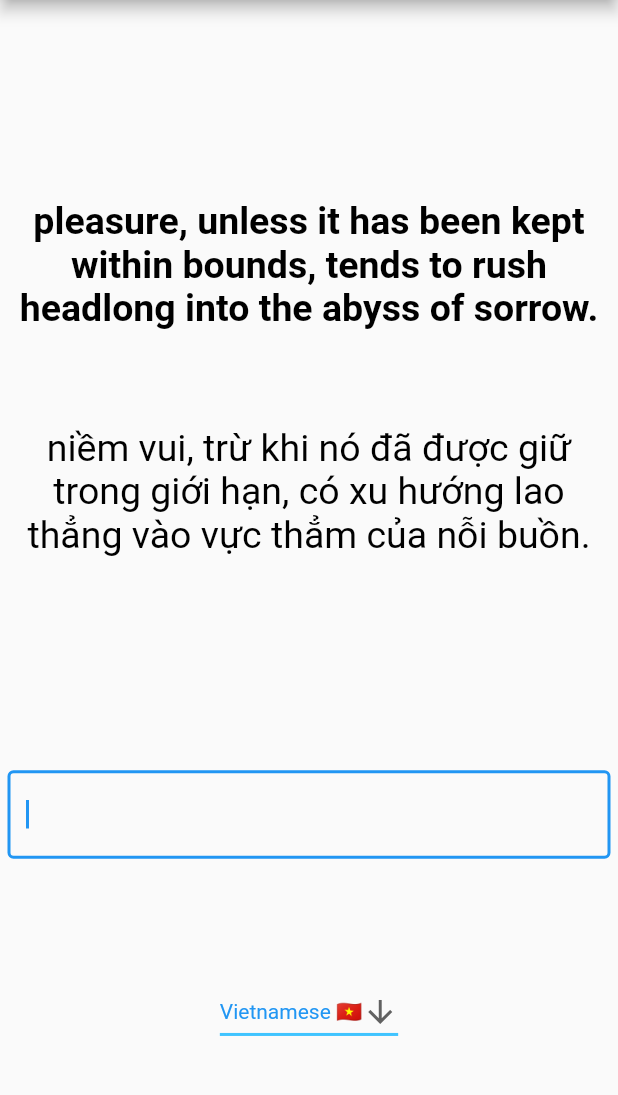
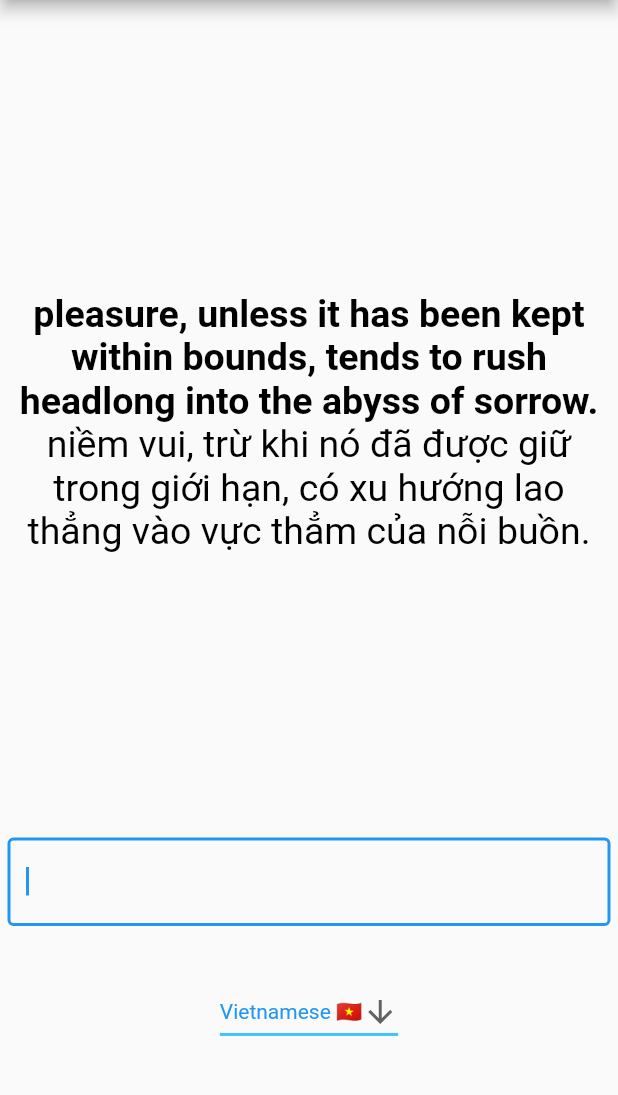
Before and after one commit to PrimeTimeTran/semantics, a Flutter app: the screen it shows after launch, on a phone screen of 412 x 824 dp, the part 75-1170 px from its top. Run offline on Flutter 3.47's test engine with Material 2 defaults, Android fonts, the phone set to English and light mode, and no system bars; our stand-ins replace faker, firebase_analytics, firebase_auth, firebase_core, firebase_database, video_player; missing offline and left inert: dart:html; accounts and stored records are empty.

Commit message:
Tweak layout for mobile

```diff
--- a/lib/widgets/quote_panel.dart
+++ b/lib/widgets/quote_panel.dart
@@ -50,18 +50,18 @@ class _QuotePanelState extends State<QuotePanel> {
     final bool isMobile = useMobileLayout(context);
 
     return Padding(
-      padding: EdgeInsets.all(isMobile ? 5 : 150),
+      padding: EdgeInsets.all(isMobile ? 5 : 100),
       child: Column(
         mainAxisAlignment: MainAxisAlignment.center,
         children: <Widget>[
           Expanded(
+            flex: 3,
             child: Align(
               alignment: Alignment.bottomCenter,
               child: Text(
                 widget.quote.text,
                 textAlign: TextAlign.center,
-                style:
-                    TextStyle(
+                style: TextStyle(
                   fontSize: isMobile ? 25 : 35,
                   color: Colors.black,
                   fontWeight: FontWeight.bold,
@@ -70,31 +70,28 @@ class _QuotePanelState extends State<QuotePanel> {
             ),
           ),
           Expanded(
-            child: Align(
+            flex: 3,
             child: SizedBox(
               child:
                   HighlightedText(widget.translatedQuote, widget.text),
             ),
           ),
+          Expanded(
+            flex: 1,
+            child: TextField(
+              autofocus: true,
+              focusNode: _focus,
+              controller: _controller,
+              decoration: const InputDecoration(
+                border: OutlineInputBorder(),
+                hintText: '',
               ),
-          Expanded(
-            child: Align(
-              child: TextField(
-                focusNode: _focus,
-
-                autofocus: true,
-                controller: _controller,
               onChanged: (String value) async {
                 if (value == widget.translatedQuote.text || value == 'lt') {
                   _controller.clear();
                 }
                 widget.checkPhraseCompleted(value);
               },
-                decoration: const InputDecoration(
-                  border: OutlineInputBorder(),
-                  hintText: '',
-                ),
-              ),
             ),
           ),
           DropdownButtonExample(changeLanguage: widget.changeLanguage),
```
Lines whose indentation alone changed are shown as unchanged.
